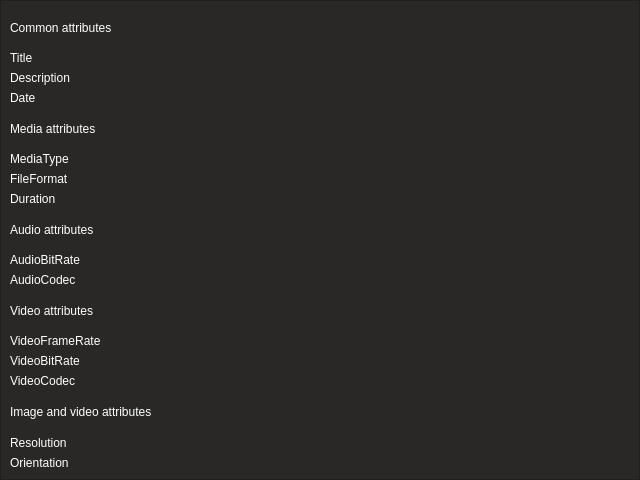
First picture: the form in infowindow.ui, repository KemerDev/QtSubMaker, before the edit.
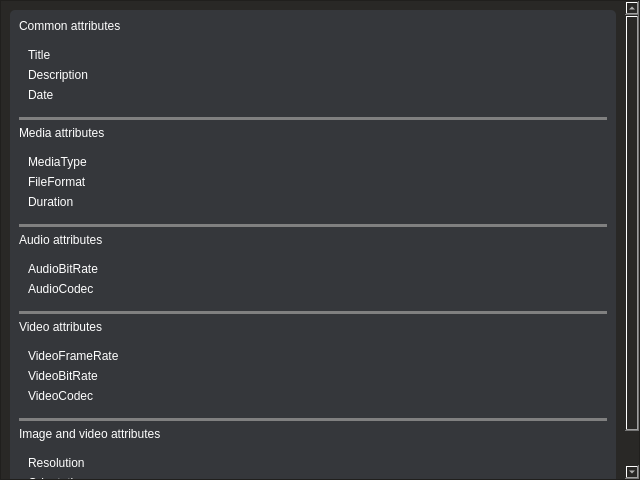
Second picture: the form after the edit.

Patch:
```diff
--- a/infowindow.ui
+++ b/infowindow.ui
@@ -73,7 +73,18 @@
     </property>
     <layout class="QVBoxLayout" name="verticalLayout_47">
      <item>
-      <layout class="QVBoxLayout" name="verticalLayout_32" stretch="0,0,0,0,0,0,0,0,0,0">
+      <widget class="QWidget" name="LayoutContainer" native="true">
+       <property name="styleSheet">
+        <string notr="true">QWidget
+{
+	background-color: #35373b;
+	border-top-left-radius: 5px;
+	border-top-right-radius: 5px;
+	border-bottom-left-radius: 5px;
+	border-bottom-right-radius: 5px;
+}</string>
+       </property>
+       <layout class="QVBoxLayout" name="verticalLayout_32" stretch="0,0,0,0,0,0,0,0,0,0,0,0,0,0">
        <property name="sizeConstraint">
         <enum>QLayout::SetMaximumSize</enum>
        </property>
@@ -85,6 +96,7 @@
         </widget>
        </item>
        <item>
+         <widget class="QWidget" name="CommonContainer" native="true">
         <layout class="QHBoxLayout" name="horizontalLayout_3" stretch="0,0">
          <property name="sizeConstraint">
           <enum>QLayout::SetDefaultConstraint</enum>
@@ -140,6 +152,24 @@
           </layout>
          </item>
         </layout>
+         </widget>
+        </item>
+        <item>
+         <widget class="Line" name="line">
+          <property name="styleSheet">
+           <string notr="true">QWidget
+{
+	background-color: grey;
+	border-radius: 3px;
+}</string>
+          </property>
+          <property name="lineWidth">
+           <number>1</number>
+          </property>
+          <property name="orientation">
+           <enum>Qt::Horizontal</enum>
+          </property>
+         </widget>
        </item>
        <item>
         <widget class="QLabel" name="MattributesLabel">
@@ -149,6 +179,7 @@
         </widget>
        </item>
        <item>
+         <widget class="QWidget" name="MediaContainer" native="true">
         <layout class="QHBoxLayout" name="horizontalLayout_4">
          <item>
           <layout class="QVBoxLayout" name="verticalLayout_35">
@@ -201,6 +232,23 @@
           </layout>
          </item>
         </layout>
+         </widget>
+        </item>
+        <item>
+         <widget class="Line" name="line_2">
+          <property name="styleSheet">
+           <string notr="true">QWidget
+{
+	background-color: grey;
+}</string>
+          </property>
+          <property name="lineWidth">
+           <number>1</number>
+          </property>
+          <property name="orientation">
+           <enum>Qt::Horizontal</enum>
+          </property>
+         </widget>
        </item>
        <item>
         <widget class="QLabel" name="AattributesLabel">
@@ -210,6 +258,7 @@
         </widget>
        </item>
        <item>
+         <widget class="QWidget" name="AudioContainer" native="true">
         <layout class="QHBoxLayout" name="horizontalLayout_5">
          <item>
           <layout class="QVBoxLayout" name="verticalLayout_38">
@@ -248,6 +297,23 @@
           </layout>
          </item>
         </layout>
+         </widget>
+        </item>
+        <item>
+         <widget class="Line" name="line_3">
+          <property name="styleSheet">
+           <string notr="true">QWidget
+{
+	background-color: grey;
+}</string>
+          </property>
+          <property name="lineWidth">
+           <number>1</number>
+          </property>
+          <property name="orientation">
+           <enum>Qt::Horizontal</enum>
+          </property>
+         </widget>
        </item>
        <item>
         <widget class="QLabel" name="VattributesLabel">
@@ -257,6 +323,7 @@
         </widget>
        </item>
        <item>
+         <widget class="QWidget" name="VideoContainer" native="true">
         <layout class="QHBoxLayout" name="horizontalLayout_6">
          <item>
           <layout class="QVBoxLayout" name="verticalLayout_40">
@@ -309,6 +376,23 @@
           </layout>
          </item>
         </layout>
+         </widget>
+        </item>
+        <item>
+         <widget class="Line" name="line_4">
+          <property name="styleSheet">
+           <string notr="true">QWidget
+{
+	background-color: grey;
+}</string>
+          </property>
+          <property name="lineWidth">
+           <number>1</number>
+          </property>
+          <property name="orientation">
+           <enum>Qt::Horizontal</enum>
+          </property>
+         </widget>
        </item>
        <item>
         <widget class="QLabel" name="IattributesLabel">
@@ -318,6 +402,7 @@
         </widget>
        </item>
        <item>
+         <widget class="QWidget" name="ImageContainer" native="true">
         <layout class="QHBoxLayout" name="horizontalLayout_7">
          <item>
           <layout class="QVBoxLayout" name="verticalLayout_43">
@@ -356,8 +441,10 @@
           </layout>
          </item>
         </layout>
-       </item>
-      </layout>
+         </widget>
+        </item>
+       </layout>
+      </widget>
      </item>
     </layout>
    </widget>
```
Lines whose indentation alone changed are shown as unchanged.
